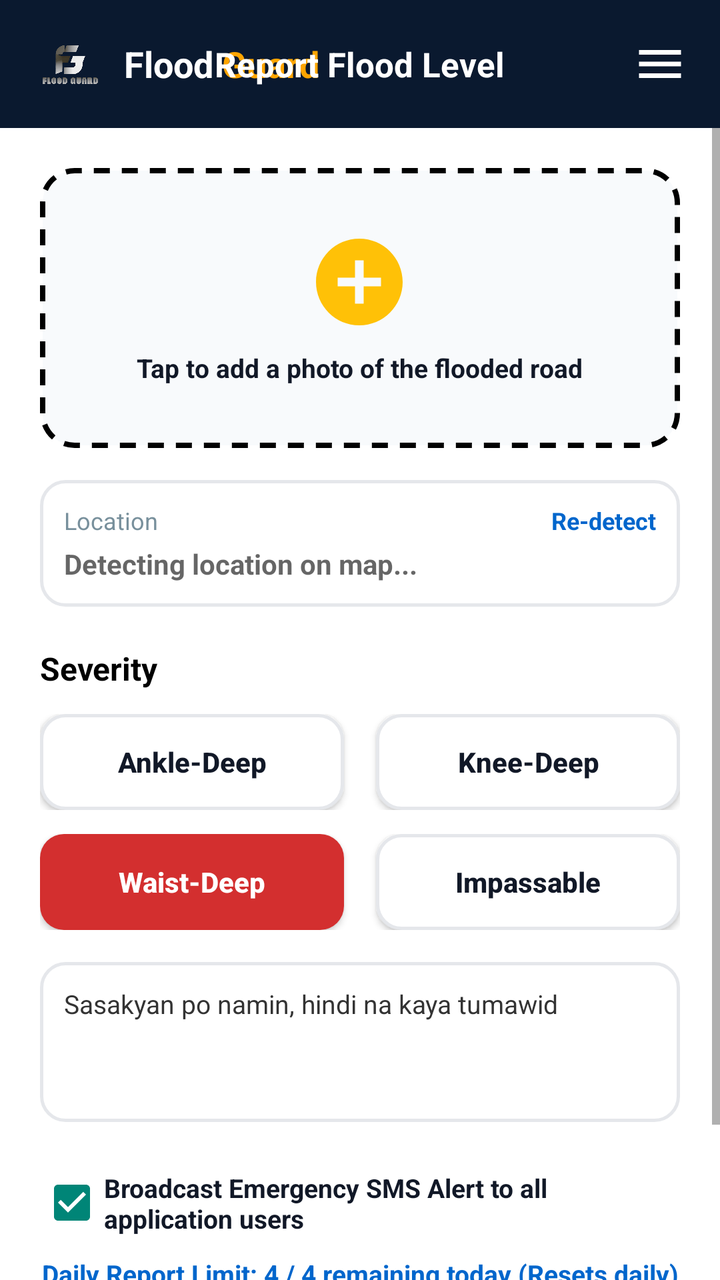
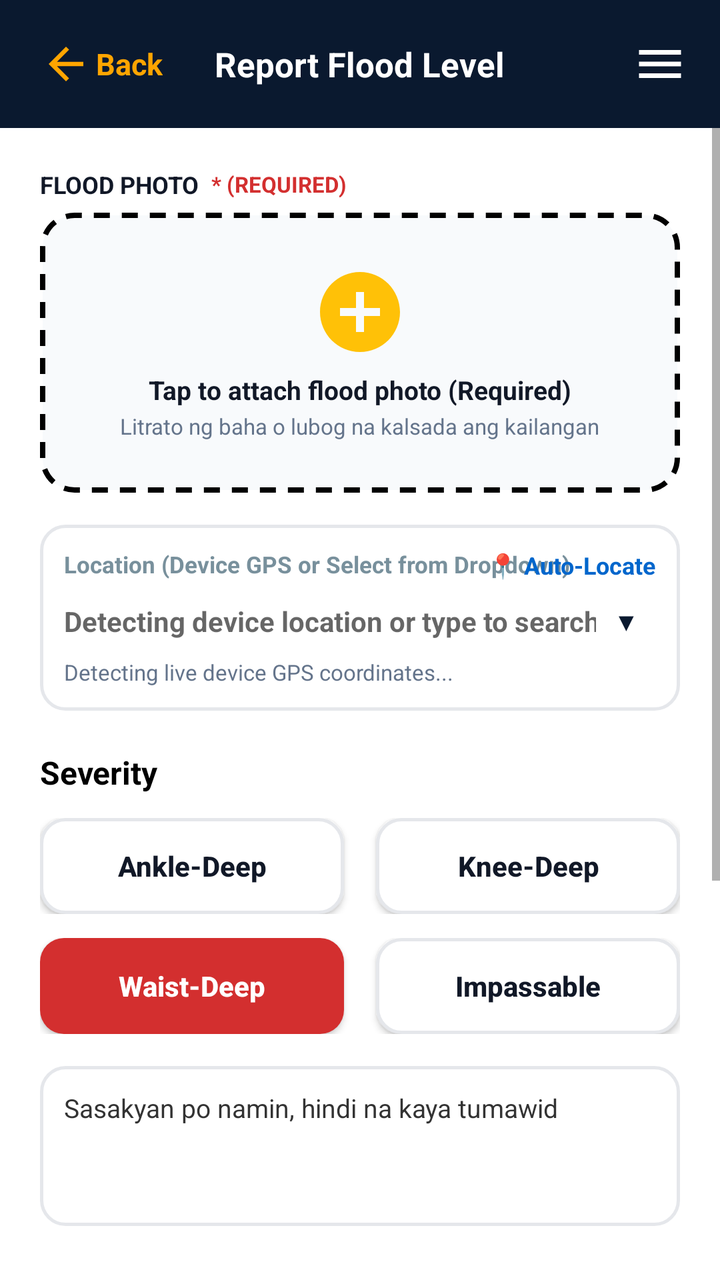

Screens rendered from an Android XML layout before and after an edit, with the pre-edit source and the edit as a unified diff.
<!-- AndroidManifest.xml: activity theme Theme.FloodGuard -->
<!-- res/layout/activity_report_flood.xml -->
<?xml version="1.0" encoding="utf-8"?>
<RelativeLayout xmlns:android="http://schemas.android.com/apk/res/android"
    android:layout_width="match_parent"
    android:layout_height="match_parent"
    android:background="@color/app_bg">

    
    <RelativeLayout
        android:id="@+id/headerBar"
        android:layout_width="match_parent"
        android:layout_height="64dp"
        android:background="#0A192F"
        android:paddingStart="16dp"
        android:paddingEnd="16dp"
        android:layout_alignParentTop="true">

        
        <LinearLayout
            android:id="@+id/logoLayout"
            android:layout_width="wrap_content"
            android:layout_height="wrap_content"
            android:layout_centerVertical="true"
            android:gravity="center_vertical"
            android:orientation="horizontal"
            android:clickable="true"
            android:focusable="true">

            <ImageView
                android:layout_width="38dp"
                android:layout_height="38dp"
                android:src="@drawable/fg_logo"
                android:contentDescription="FloodGuard Logo" />

            <LinearLayout
                android:layout_width="wrap_content"
                android:layout_height="wrap_content"
                android:layout_marginStart="8dp"
                android:orientation="horizontal">

                <TextView
                    android:layout_width="wrap_content"
                    android:layout_height="wrap_content"
                    android:text="Flood "
                    android:textColor="@android:color/white"
                    android:textSize="18sp"
                    android:textStyle="bold" />

                <TextView
                    android:layout_width="wrap_content"
                    android:layout_height="wrap_content"
                    android:text="Guard"
                    android:textColor="#FFA500"
                    android:textSize="18sp"
                    android:textStyle="bold" />
            </LinearLayout>
        </LinearLayout>

        
        <TextView
            android:layout_width="wrap_content"
            android:layout_height="wrap_content"
            android:layout_centerInParent="true"
            android:text="Report Flood Level"
            android:textColor="@android:color/white"
            android:textSize="17sp"
            android:textStyle="bold" />

        
        <ImageView
            android:id="@+id/menuIcon"
            android:layout_width="28dp"
            android:layout_height="28dp"
            android:layout_alignParentEnd="true"
            android:layout_centerVertical="true"
            android:src="@drawable/ic_menu"
            android:contentDescription="Menu" />
    </RelativeLayout>

    
    <ScrollView
        android:layout_width="match_parent"
        android:layout_height="match_parent"
        android:layout_below="@id/headerBar"
        android:fillViewport="true">

        <LinearLayout
            android:layout_width="match_parent"
            android:layout_height="wrap_content"
            android:orientation="vertical"
            android:padding="20dp">

            
            <FrameLayout
                android:id="@+id/photoPickerBox"
                android:layout_width="match_parent"
                android:layout_height="140dp"
                android:background="@drawable/dashed_border"
                android:clickable="true"
                android:focusable="true"
                android:layout_marginBottom="16dp">

                <ImageView
                    android:id="@+id/photoPreview"
                    android:layout_width="match_parent"
                    android:layout_height="match_parent"
                    android:scaleType="centerCrop"
                    android:visibility="gone"
                    android:contentDescription="Photo Preview" />

                <LinearLayout
                    android:id="@+id/photoPlaceholder"
                    android:layout_width="wrap_content"
                    android:layout_height="wrap_content"
                    android:layout_gravity="center"
                    android:gravity="center"
                    android:orientation="vertical">

                    <ImageView
                        android:layout_width="52dp"
                        android:layout_height="52dp"
                        android:src="@drawable/ic_add_circle"
                        android:contentDescription="Add Photo" />

                    <TextView
                        android:layout_width="wrap_content"
                        android:layout_height="wrap_content"
                        android:layout_marginTop="8dp"
                        android:text="Tap to add a photo of the flooded road"
                        android:textColor="@color/text_primary"
                        android:textSize="13sp"
                        android:textStyle="bold" />
                </LinearLayout>
            </FrameLayout>

            
            <LinearLayout
                android:layout_width="match_parent"
                android:layout_height="wrap_content"
                android:background="@drawable/search_bg"
                android:orientation="vertical"
                android:padding="12dp"
                android:layout_marginBottom="20dp">

                <RelativeLayout
                    android:layout_width="match_parent"
                    android:layout_height="wrap_content">

                    <TextView
                        android:layout_width="wrap_content"
                        android:layout_height="wrap_content"
                        android:layout_alignParentStart="true"
                        android:text="Location"
                        android:textColor="#78909C"
                        android:textSize="12sp" />

                    <TextView
                        android:id="@+id/btnRefreshLocation"
                        android:layout_width="wrap_content"
                        android:layout_height="wrap_content"
                        android:layout_alignParentEnd="true"
                        android:text="Re-detect"
                        android:textColor="#0066CC"
                        android:textSize="12sp"
                        android:textStyle="bold"
                        android:clickable="true"
                        android:focusable="true" />
                </RelativeLayout>

                <EditText
                    android:id="@+id/locationInput"
                    android:layout_width="match_parent"
                    android:layout_height="wrap_content"
                    android:background="@null"
                    android:hint="Detecting location on map..."
                    android:textColor="@color/text_primary"
                    android:textSize="14sp"
                    android:textStyle="bold"
                    android:layout_marginTop="4dp"
                    android:inputType="text" />
            </LinearLayout>

            
            <TextView
                android:layout_width="wrap_content"
                android:layout_height="wrap_content"
                android:text="Severity"
                android:textColor="#000000"
                android:textSize="16sp"
                android:textStyle="bold"
                android:layout_marginBottom="12dp" />

            
            <LinearLayout
                android:layout_width="match_parent"
                android:layout_height="wrap_content"
                android:orientation="vertical"
                android:layout_marginBottom="16dp">

                
                <LinearLayout
                    android:layout_width="match_parent"
                    android:layout_height="wrap_content"
                    android:orientation="horizontal"
                    android:layout_marginBottom="12dp">

                    <Button
                        android:id="@+id/btnAnkleDeep"
                        android:layout_width="0dp"
                        android:layout_height="48dp"
                        android:layout_weight="1"
                        android:background="@drawable/btn_severity_default"
                        android:text="Ankle-Deep"
                        android:textColor="@color/text_primary"
                        android:textStyle="bold"
                        android:textAllCaps="false"
                        android:layout_marginEnd="8dp" />

                    <Button
                        android:id="@+id/btnKneeDeep"
                        android:layout_width="0dp"
                        android:layout_height="48dp"
                        android:layout_weight="1"
                        android:background="@drawable/btn_severity_default"
                        android:text="Knee-Deep"
                        android:textColor="@color/text_primary"
                        android:textStyle="bold"
                        android:textAllCaps="false"
                        android:layout_marginStart="8dp" />
                </LinearLayout>

                
                <LinearLayout
                    android:layout_width="match_parent"
                    android:layout_height="wrap_content"
                    android:orientation="horizontal">

                    <Button
                        android:id="@+id/btnWaistDeep"
                        android:layout_width="0dp"
                        android:layout_height="48dp"
                        android:layout_weight="1"
                        android:background="@drawable/btn_severity_selected"
                        android:text="Waist-Deep"
                        android:textColor="@android:color/white"
                        android:textStyle="bold"
                        android:textAllCaps="false"
                        android:layout_marginEnd="8dp" />

                    <Button
                        android:id="@+id/btnImpassable"
                        android:layout_width="0dp"
                        android:layout_height="48dp"
                        android:layout_weight="1"
                        android:background="@drawable/btn_severity_default"
                        android:text="Impassable"
                        android:textColor="@color/text_primary"
                        android:textStyle="bold"
                        android:textAllCaps="false"
                        android:layout_marginStart="8dp" />
                </LinearLayout>

            </LinearLayout>

            
            <EditText
                android:id="@+id/notesInput"
                android:layout_width="match_parent"
                android:layout_height="80dp"
                android:background="@drawable/search_bg"
                android:padding="12dp"
                android:gravity="top|start"
                android:hint="Notes (optional)"
                android:text="Sasakyan po namin, hindi na kaya tumawid"
                android:textSize="13sp"
                android:textColor="#333333"
                android:layout_marginBottom="24dp"
                android:inputType="textMultiLine" />

            
            <CheckBox
                android:id="@+id/chkSendSmsOnSubmit"
                android:layout_width="match_parent"
                android:layout_height="wrap_content"
                android:text="Broadcast Emergency SMS Alert to all application users"
                android:textColor="@color/text_primary"
                android:textSize="13sp"
                android:textStyle="bold"
                android:checked="true"
                android:layout_marginBottom="10dp" />

            
            <TextView
                android:id="@+id/tvRemainingReports"
                android:layout_width="match_parent"
                android:layout_height="wrap_content"
                android:text="Daily Report Limit: 4 / 4 remaining today (Resets daily)"
                android:textColor="#0066CC"
                android:textSize="13sp"
                android:textStyle="bold"
                android:gravity="center"
                android:layout_marginBottom="12dp" />

            
            <Button
                android:id="@+id/submitReportButton"
                android:layout_width="match_parent"
                android:layout_height="52dp"
                android:background="@drawable/btn_yellow"
                android:text="SUBMIT REPORT"
                android:textColor="#000000"
                android:textSize="15sp"
                android:textStyle="bold" />

        </LinearLayout>
    </ScrollView>

</RelativeLayout>
<!-- resources referenced by this layout -->
<resources>
  <color name="app_bg">#FFFFFF</color>
  <color name="text_primary">#111827</color>
  <!-- drawable btn_severity_default (drawable) -->
  <?xml version="1.0" encoding="utf-8"?>
  <shape xmlns:android="http://schemas.android.com/apk/res/android"
      android:shape="rectangle">
      <solid android:color="@color/card_bg" />
      <corners android:radius="12dp" />
      <stroke
          android:width="1.5dp"
          android:color="@color/card_stroke" />
  </shape>
  <!-- drawable btn_severity_selected (drawable) -->
  <?xml version="1.0" encoding="utf-8"?>
  <shape xmlns:android="http://schemas.android.com/apk/res/android"
      android:shape="rectangle">
      <solid android:color="#D32F2F" />
      <corners android:radius="12dp" />
  </shape>
  <!-- drawable btn_yellow (drawable) -->
  <?xml version="1.0" encoding="utf-8"?>
  <shape xmlns:android="http://schemas.android.com/apk/res/android"
      android:shape="rectangle">
      <solid android:color="#FFC107" />
      <corners android:radius="12dp" />
  </shape>
  <!-- drawable dashed_border (drawable) -->
  <?xml version="1.0" encoding="utf-8"?>
  <shape xmlns:android="http://schemas.android.com/apk/res/android"
      android:shape="rectangle">
      <solid android:color="#F8FAFC" />
      <corners android:radius="16dp" />
      <stroke
          android:width="2.5dp"
          android:color="#000000"
          android:dashWidth="8dp"
          android:dashGap="6dp" />
  </shape>
  <!-- drawable fg_logo: png bitmap (drawable, 602634 bytes) -->
  <!-- drawable ic_add_circle (drawable) -->
  <vector xmlns:android="http://schemas.android.com/apk/res/android"
      android:width="52dp"
      android:height="52dp"
      android:viewportWidth="24"
      android:viewportHeight="24">
      <path
          android:fillColor="#FFC107"
          android:pathData="M12,2C6.48,2 2,6.48 2,12s4.48,10 10,10 10,-4.48 10,-10S17.52,2 12,2zm5,11h-4v4h-2v-4H7v-2h4V7h2v4h4v2z" />
  </vector>
  <!-- drawable ic_menu (drawable) -->
  <vector xmlns:android="http://schemas.android.com/apk/res/android"
      android:width="28dp"
      android:height="28dp"
      android:viewportWidth="24"
      android:viewportHeight="24">
      <path
          android:fillColor="#FFFFFF"
          android:pathData="M3,18h18v-2H3v2zm0,-5h18v-2H3v2zm0,-7v2h18V6H3z" />
  </vector>
  <!-- drawable search_bg (drawable) -->
  <?xml version="1.0" encoding="utf-8"?>
  <shape xmlns:android="http://schemas.android.com/apk/res/android"
      android:shape="rectangle">
      <solid android:color="@color/card_bg" />
      <corners android:radius="12dp" />
      <stroke
          android:width="1.5dp"
          android:color="@color/card_stroke" />
  </shape>
  <style name="Theme.FloodGuard" parent="Theme.AppCompat.DayNight.NoActionBar">
          <item name="windowActionBar">false</item>
          <item name="windowNoTitle">true</item>
      </style>
  <color name="card_bg">#FFFFFF</color>
  <color name="card_stroke">#E5E7EB</color>
</resources>

<!-- the commit's change to res/layout/activity_report_flood.xml (unified diff, before → after) -->
@@ -16,43 +16,32 @@
 
         
         <LinearLayout
-            android:id="@+id/logoLayout"
+            android:id="@+id/btnHeaderBack"
             android:layout_width="wrap_content"
-            android:layout_height="wrap_content"
-            android:layout_centerVertical="true"
+            android:layout_height="match_parent"
+            android:layout_alignParentStart="true"
             android:gravity="center_vertical"
             android:orientation="horizontal"
+            android:paddingStart="4dp"
+            android:paddingEnd="10dp"
+            android:background="?attr/selectableItemBackground"
             android:clickable="true"
             android:focusable="true">
 
             <ImageView
-                android:layout_width="38dp"
-                android:layout_height="38dp"
-                android:src="@drawable/fg_logo"
-                android:contentDescription="FloodGuard Logo" />
-
-            <LinearLayout
+                android:layout_width="26dp"
+                android:layout_height="26dp"
+                android:src="@drawable/ic_back"
+                android:contentDescription="Back" />
+
+            <TextView
                 android:layout_width="wrap_content"
                 android:layout_height="wrap_content"
-                android:layout_marginStart="8dp"
-                android:orientation="horizontal">
-
-                <TextView
-                    android:layout_width="wrap_content"
-                    android:layout_height="wrap_content"
-                    android:text="Flood "
-                    android:textColor="@android:color/white"
-                    android:textSize="18sp"
-                    android:textStyle="bold" />
-
-                <TextView
-                    android:layout_width="wrap_content"
-                    android:layout_height="wrap_content"
-                    android:text="Guard"
-                    android:textColor="#FFA500"
-                    android:textSize="18sp"
-                    android:textStyle="bold" />
-            </LinearLayout>
+                android:layout_marginStart="2dp"
+                android:text="Back"
+                android:textColor="#FFA500"
+                android:textSize="15sp"
+                android:textStyle="bold" />
         </LinearLayout>
 
         
@@ -78,16 +67,51 @@
 
     
     <ScrollView
+        android:id="@+id/reportScrollView"
         android:layout_width="match_parent"
         android:layout_height="match_parent"
         android:layout_below="@id/headerBar"
-        android:fillViewport="true">
+        android:fillViewport="true"
+        android:isScrollContainer="true"
+        android:scrollbars="vertical"
+        android:fadeScrollbars="false"
+        android:overScrollMode="always"
+        android:clipToPadding="false">
 
         <LinearLayout
             android:layout_width="match_parent"
             android:layout_height="wrap_content"
             android:orientation="vertical"
-            android:padding="20dp">
+            android:paddingStart="20dp"
+            android:paddingTop="20dp"
+            android:paddingEnd="20dp"
+            android:paddingBottom="100dp">
+
+            
+            <LinearLayout
+                android:layout_width="match_parent"
+                android:layout_height="wrap_content"
+                android:orientation="horizontal"
+                android:gravity="center_vertical"
+                android:layout_marginBottom="6dp">
+
+                <TextView
+                    android:layout_width="wrap_content"
+                    android:layout_height="wrap_content"
+                    android:text="FLOOD PHOTO"
+                    android:textColor="@color/text_primary"
+                    android:textSize="12sp"
+                    android:textStyle="bold" />
+
+                <TextView
+                    android:layout_width="wrap_content"
+                    android:layout_height="wrap_content"
+                    android:layout_marginStart="6dp"
+                    android:text="* (REQUIRED)"
+                    android:textColor="#D32F2F"
+                    android:textSize="11sp"
+                    android:textStyle="bold" />
+            </LinearLayout>
 
             
             <FrameLayout
@@ -107,6 +131,23 @@
                     android:visibility="gone"
                     android:contentDescription="Photo Preview" />
 
+                <TextView
+                    android:id="@+id/tvPhotoBadge"
+                    android:layout_width="wrap_content"
+                    android:layout_height="wrap_content"
+                    android:layout_gravity="bottom|center_horizontal"
+                    android:layout_marginBottom="8dp"
+                    android:background="@drawable/icon_badge_bg"
+                    android:paddingStart="12dp"
+                    android:paddingTop="5dp"
+                    android:paddingEnd="12dp"
+                    android:paddingBottom="5dp"
+                    android:text="✓ Flood Photo Attached • Tap to Change"
+                    android:textColor="@android:color/white"
+                    android:textSize="11sp"
+                    android:textStyle="bold"
+                    android:visibility="gone" />
+
                 <LinearLayout
                     android:id="@+id/photoPlaceholder"
                     android:layout_width="wrap_content"
@@ -116,19 +157,27 @@
                     android:orientation="vertical">
 
                     <ImageView
-                        android:layout_width="52dp"
-                        android:layout_height="52dp"
+                        android:layout_width="48dp"
+                        android:layout_height="48dp"
                         android:src="@drawable/ic_add_circle"
                         android:contentDescription="Add Photo" />
 
                     <TextView
                         android:layout_width="wrap_content"
                         android:layout_height="wrap_content"
-                        android:layout_marginTop="8dp"
-                        android:text="Tap to add a photo of the flooded road"
+                        android:layout_marginTop="6dp"
+                        android:text="Tap to attach flood photo (Required)"
                         android:textColor="@color/text_primary"
                         android:textSize="13sp"
                         android:textStyle="bold" />
+
+                    <TextView
+                        android:layout_width="wrap_content"
+                        android:layout_height="wrap_content"
+                        android:layout_marginTop="2dp"
+                        android:text="Litrato ng baha o lubog na kalsada ang kailangan"
+                        android:textColor="#64748B"
+                        android:textSize="11sp" />
                 </LinearLayout>
             </FrameLayout>
 
@@ -149,16 +198,17 @@
                         android:layout_width="wrap_content"
                         android:layout_height="wrap_content"
                         android:layout_alignParentStart="true"
-                        android:text="Location"
+                        android:text="Location (Device GPS or Select from Dropdown)"
                         android:textColor="#78909C"
-                        android:textSize="12sp" />
+                        android:textSize="11.5sp"
+                        android:textStyle="bold" />
 
                     <TextView
                         android:id="@+id/btnRefreshLocation"
                         android:layout_width="wrap_content"
                         android:layout_height="wrap_content"
                         android:layout_alignParentEnd="true"
-                        android:text="Re-detect"
+                        android:text="📍 Auto-Locate"
                         android:textColor="#0066CC"
                         android:textSize="12sp"
                         android:textStyle="bold"
@@ -166,17 +216,67 @@
                         android:focusable="true" />
                 </RelativeLayout>
 
-                <EditText
-                    android:id="@+id/locationInput"
-                    android:layout_width="match_parent"
-                    android:layout_height="wrap_content"
-                    android:background="@null"
-                    android:hint="Detecting location on map..."
-                    android:textColor="@color/text_primary"
-                    android:textSize="14sp"
-                    android:textStyle="bold"
+                <LinearLayout
+                    android:layout_width="match_parent"
+                    android:layout_height="wrap_content"
+                    android:orientation="horizontal"
+                    android:gravity="center_vertical"
+                    android:layout_marginTop="6dp">
+
+                    <AutoCompleteTextView
+                        android:id="@+id/locationInput"
+                        android:layout_width="0dp"
+                        android:layout_height="wrap_content"
+                        android:layout_weight="1"
+                        android:background="@null"
+                        android:completionThreshold="1"
+                        android:dropDownWidth="match_parent"
+                        android:dropDownHeight="220dp"
+                        android:dropDownVerticalOffset="8dp"
+                        android:popupBackground="@drawable/dropdown_menu_bg"
+                        android:hint="Detecting device location or type to search..."
+                        android:textColor="@color/text_primary"
+                        android:textSize="14sp"
+                        android:textStyle="bold"
+                        android:paddingTop="4dp"
+                        android:paddingBottom="4dp"
+                        android:inputType="text"
+                        android:imeOptions="actionDone" />
+
+                    <TextView
+                        android:id="@+id/btnClearLocation"
+                        android:layout_width="28dp"
+                        android:layout_height="28dp"
+                        android:gravity="center"
+                        android:text="✕"
+                        android:textColor="#94A3B8"
+                        android:textSize="13sp"
+                        android:textStyle="bold"
+                        android:visibility="gone"
+                        android:clickable="true"
+                        android:focusable="true" />
+
+                    <TextView
+                        android:id="@+id/btnLocationDropdown"
+                        android:layout_width="30dp"
+                        android:layout_height="28dp"
+                        android:gravity="center"
+                        android:text="▼"
+                        android:textColor="#0A192F"
+                        android:textSize="12sp"
+                        android:textStyle="bold"
+                        android:clickable="true"
+                        android:focusable="true" />
+                </LinearLayout>
+
+                <TextView
+                    android:id="@+id/locationCoordsText"
+                    android:layout_width="match_parent"
+                    android:layout_height="wrap_content"
                     android:layout_marginTop="4dp"
-                    android:inputType="text" />
+                    android:text="Detecting live device GPS coordinates..."
+                    android:textColor="#64748B"
+                    android:textSize="11sp" />
             </LinearLayout>
 
             
@@ -269,12 +369,14 @@
                 android:background="@drawable/search_bg"
                 android:padding="12dp"
                 android:gravity="top|start"
-                android:hint="Notes (optional)"
+                android:hint="Notes (optional) • Karagdagang detalye..."
                 android:text="Sasakyan po namin, hindi na kaya tumawid"
                 android:textSize="13sp"
                 android:textColor="#333333"
                 android:layout_marginBottom="24dp"
-                android:inputType="textMultiLine" />
+                android:scrollbars="vertical"
+                android:overScrollMode="always"
+                android:inputType="textMultiLine|textCapSentences" />
 
             
             <CheckBox
@@ -311,6 +413,19 @@
                 android:textSize="15sp"
                 android:textStyle="bold" />
 
+            
+            <Button
+                android:id="@+id/btnCancelReport"
+                android:layout_width="match_parent"
+                android:layout_height="50dp"
+                android:layout_marginTop="10dp"
+                android:layout_marginBottom="24dp"
+                android:background="@drawable/btn_severity_default"
+                android:text="← BACK / CANCEL"
+                android:textColor="#1E293B"
+                android:textSize="14sp"
+                android:textStyle="bold" />
+
         </LinearLayout>
     </ScrollView>
 
<!-- resource entries referenced after the edit -->
@@ -38,7 +38,16 @@
           android:dashWidth="8dp"
           android:dashGap="6dp" />
   </shape>
-  <!-- drawable fg_logo: png bitmap (drawable, 602634 bytes) -->
+  <!-- drawable dropdown_menu_bg (drawable) -->
+  <?xml version="1.0" encoding="utf-8"?>
+  <shape xmlns:android="http://schemas.android.com/apk/res/android"
+      android:shape="rectangle">
+      <solid android:color="#FFFFFF" />
+      <corners android:radius="16dp" />
+      <stroke
+          android:width="1dp"
+          android:color="#E5E7EB" />
+  </shape>
   <!-- drawable ic_add_circle (drawable) -->
   <vector xmlns:android="http://schemas.android.com/apk/res/android"
       android:width="52dp"
@@ -48,6 +57,16 @@
       <path
           android:fillColor="#FFC107"
           android:pathData="M12,2C6.48,2 2,6.48 2,12s4.48,10 10,10 10,-4.48 10,-10S17.52,2 12,2zm5,11h-4v4h-2v-4H7v-2h4V7h2v4h4v2z" />
+  </vector>
+  <!-- drawable ic_back (drawable) -->
+  <vector xmlns:android="http://schemas.android.com/apk/res/android"
+      android:width="24dp"
+      android:height="24dp"
+      android:viewportWidth="24"
+      android:viewportHeight="24">
+    <path
+        android:fillColor="#FFA500"
+        android:pathData="M20,11H7.83l5.59,-5.59L12,4l-8,8 8,8 1.41,-1.41L7.83,13H20v-2z"/>
   </vector>
   <!-- drawable ic_menu (drawable) -->
   <vector xmlns:android="http://schemas.android.com/apk/res/android"
@@ -59,6 +78,13 @@
           android:fillColor="#FFFFFF"
           android:pathData="M3,18h18v-2H3v2zm0,-5h18v-2H3v2zm0,-7v2h18V6H3z" />
   </vector>
+  <!-- drawable icon_badge_bg (drawable) -->
+  <?xml version="1.0" encoding="utf-8"?>
+  <shape xmlns:android="http://schemas.android.com/apk/res/android"
+      android:shape="rectangle">
+      <solid android:color="#0A192F" />
+      <corners android:radius="10dp" />
+  </shape>
   <!-- drawable search_bg (drawable) -->
   <?xml version="1.0" encoding="utf-8"?>
   <shape xmlns:android="http://schemas.android.com/apk/res/android"
